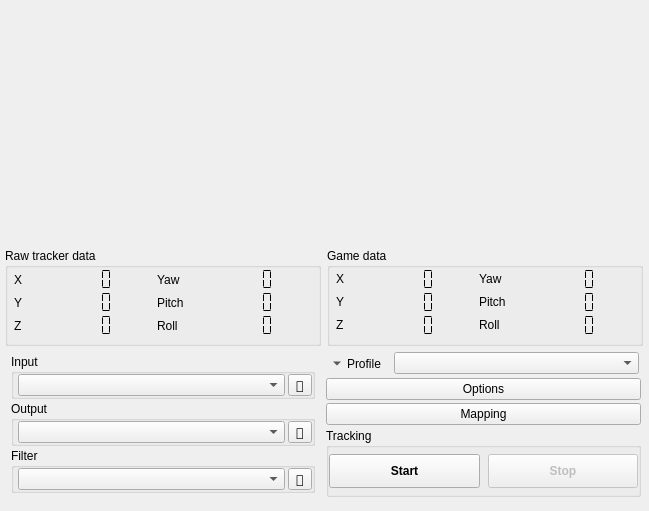
Before: the Qt Designer form opentrack/main-window.ui in opentrack/opentrack, drawn with Qt 5.
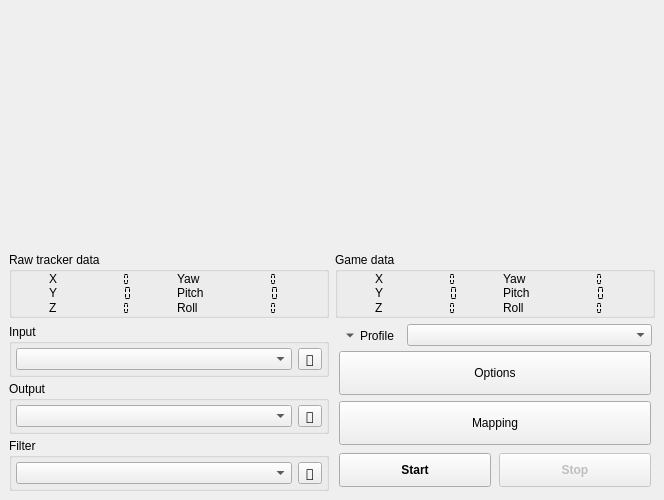
After: the same form once the commit is applied. Icons and pictures are not drawn. Custom widgets are drawn as their Qt base class.

Commit message:
opentrack: use grid layout in main window
It's no longer necessary to use fixed vertical size for individual
widgets.

```diff
--- a/opentrack/main-window.ui
+++ b/opentrack/main-window.ui
@@ -7,12 +7,12 @@
    <rect>
     <x>0</x>
     <y>0</y>
-    <width>649</width>
-    <height>511</height>
+    <width>664</width>
+    <height>500</height>
    </rect>
   </property>
   <property name="sizePolicy">
-   <sizepolicy hsizetype="Fixed" vsizetype="Preferred">
+   <sizepolicy hsizetype="Maximum" vsizetype="Maximum">
     <horstretch>0</horstretch>
     <verstretch>0</verstretch>
    </sizepolicy>
@@ -33,97 +33,25 @@
   </property>
   <widget class="QWidget" name="content">
    <property name="sizePolicy">
-    <sizepolicy hsizetype="Preferred" vsizetype="Preferred">
-     <horstretch>0</horstretch>
-     <verstretch>0</verstretch>
-    </sizepolicy>
-   </property>
-   <layout class="QHBoxLayout" name="horizontalLayout_5">
-    <property name="spacing">
-     <number>0</number>
-    </property>
-    <property name="leftMargin">
-     <number>0</number>
-    </property>
-    <property name="topMargin">
-     <number>0</number>
-    </property>
-    <property name="rightMargin">
-     <number>6</number>
-    </property>
-    <property name="bottomMargin">
-     <number>6</number>
-    </property>
-    <item>
-     <widget class="QFrame" name="frame">
-      <property name="sizePolicy">
        <sizepolicy hsizetype="Maximum" vsizetype="Maximum">
         <horstretch>0</horstretch>
         <verstretch>0</verstretch>
        </sizepolicy>
       </property>
-      <property name="frameShape">
-       <enum>QFrame::NoFrame</enum>
-      </property>
-      <property name="frameShadow">
-       <enum>QFrame::Raised</enum>
-      </property>
-      <property name="lineWidth">
-       <number>0</number>
-      </property>
-      <layout class="QVBoxLayout" name="verticalLayout_5">
-       <property name="spacing">
-        <number>0</number>
-       </property>
+   <layout class="QGridLayout" name="gridLayout_2">
        <property name="leftMargin">
-        <number>0</number>
+     <number>9</number>
        </property>
        <property name="topMargin">
-        <number>0</number>
+     <number>6</number>
        </property>
        <property name="rightMargin">
-        <number>0</number>
+     <number>9</number>
        </property>
        <property name="bottomMargin">
-        <number>0</number>
-       </property>
-       <item alignment="Qt::AlignLeft|Qt::AlignTop">
-        <widget class="QWidget" name="top" native="true">
-         <property name="sizePolicy">
-          <sizepolicy hsizetype="Maximum" vsizetype="Expanding">
-           <horstretch>0</horstretch>
-           <verstretch>0</verstretch>
-          </sizepolicy>
-         </property>
-         <property name="minimumSize">
-          <size>
-           <width>0</width>
-           <height>240</height>
-          </size>
-         </property>
-         <property name="maximumSize">
-          <size>
-           <width>640</width>
-           <height>16777215</height>
-          </size>
-         </property>
-         <layout class="QHBoxLayout" name="horizontalLayout_2">
-          <property name="spacing">
-           <number>0</number>
-          </property>
-          <property name="leftMargin">
-           <number>0</number>
-          </property>
-          <property name="topMargin">
-           <number>0</number>
-          </property>
-          <property name="rightMargin">
-           <number>0</number>
-          </property>
-          <property name="bottomMargin">
-           <number>4</number>
-          </property>
-          <item alignment="Qt::AlignLeft|Qt::AlignTop">
+     <number>9</number>
+    </property>
+    <item row="0" column="0">
            <widget class="QFrame" name="video_feed">
             <property name="sizePolicy">
              <sizepolicy hsizetype="Fixed" vsizetype="Fixed">
@@ -228,7 +156,7 @@
             </widget>
            </widget>
           </item>
-          <item>
+    <item row="0" column="1">
            <widget class="pose_widget" name="pose_display" native="true">
             <property name="sizePolicy">
              <sizepolicy hsizetype="Fixed" vsizetype="Fixed">
@@ -244,47 +172,8 @@
             </property>
            </widget>
           </item>
-         </layout>
-        </widget>
-       </item>
-       <item>
-        <widget class="QFrame" name="top_display">
-         <property name="sizePolicy">
-          <sizepolicy hsizetype="Maximum" vsizetype="Fixed">
-           <horstretch>0</horstretch>
-           <verstretch>0</verstretch>
-          </sizepolicy>
-         </property>
-         <property name="frameShape">
-          <enum>QFrame::NoFrame</enum>
-         </property>
-         <property name="lineWidth">
-          <number>0</number>
-         </property>
-         <layout class="QHBoxLayout" name="horizontalLayout_3">
-          <property name="spacing">
-           <number>6</number>
-          </property>
-          <property name="leftMargin">
-           <number>5</number>
-          </property>
-          <property name="topMargin">
-           <number>0</number>
-          </property>
-          <property name="rightMargin">
-           <number>0</number>
-          </property>
-          <property name="bottomMargin">
-           <number>6</number>
-          </property>
-          <item>
+    <item row="1" column="0">
            <widget class="QGroupBox" name="box_raw_headpose">
-            <property name="sizePolicy">
-             <sizepolicy hsizetype="Fixed" vsizetype="Maximum">
-              <horstretch>0</horstretch>
-              <verstretch>0</verstretch>
-             </sizepolicy>
-            </property>
             <property name="minimumSize">
              <size>
               <width>316</width>
@@ -296,7 +185,7 @@
             </property>
             <layout class="QGridLayout" name="gridLayout_12">
              <property name="leftMargin">
-              <number>6</number>
+        <number>0</number>
              </property>
              <property name="topMargin">
               <number>0</number>
@@ -305,7 +194,7 @@
               <number>0</number>
              </property>
              <property name="bottomMargin">
-              <number>6</number>
+        <number>0</number>
              </property>
              <property name="spacing">
               <number>0</number>
@@ -316,7 +205,7 @@
                 <bool>true</bool>
                </property>
                <property name="sizePolicy">
-                <sizepolicy hsizetype="Minimum" vsizetype="Minimum">
+          <sizepolicy hsizetype="Maximum" vsizetype="Maximum">
                  <horstretch>0</horstretch>
                  <verstretch>0</verstretch>
                 </sizepolicy>
@@ -347,7 +236,7 @@
                 <bool>true</bool>
                </property>
                <property name="sizePolicy">
-                <sizepolicy hsizetype="Maximum" vsizetype="Minimum">
+          <sizepolicy hsizetype="Maximum" vsizetype="Maximum">
                  <horstretch>0</horstretch>
                  <verstretch>0</verstretch>
                 </sizepolicy>
@@ -366,7 +255,7 @@
              <item row="1" column="2">
               <widget class="QLabel" name="lblRotY_4">
                <property name="sizePolicy">
-                <sizepolicy hsizetype="Maximum" vsizetype="Minimum">
+          <sizepolicy hsizetype="Maximum" vsizetype="Maximum">
                  <horstretch>0</horstretch>
                  <verstretch>0</verstretch>
                 </sizepolicy>
@@ -385,7 +274,7 @@
                 <bool>true</bool>
                </property>
                <property name="sizePolicy">
-                <sizepolicy hsizetype="Minimum" vsizetype="Minimum">
+          <sizepolicy hsizetype="Maximum" vsizetype="Maximum">
                  <horstretch>0</horstretch>
                  <verstretch>0</verstretch>
                 </sizepolicy>
@@ -416,7 +305,7 @@
                 <bool>true</bool>
                </property>
                <property name="sizePolicy">
-                <sizepolicy hsizetype="Maximum" vsizetype="Minimum">
+          <sizepolicy hsizetype="Maximum" vsizetype="Maximum">
                  <horstretch>0</horstretch>
                  <verstretch>0</verstretch>
                 </sizepolicy>
@@ -435,7 +324,7 @@
              <item row="0" column="0">
               <widget class="QLabel" name="lblX_4">
                <property name="sizePolicy">
-                <sizepolicy hsizetype="Maximum" vsizetype="Minimum">
+          <sizepolicy hsizetype="Maximum" vsizetype="Maximum">
                  <horstretch>0</horstretch>
                  <verstretch>0</verstretch>
                 </sizepolicy>
@@ -454,7 +343,7 @@
                 <bool>true</bool>
                </property>
                <property name="sizePolicy">
-                <sizepolicy hsizetype="Minimum" vsizetype="Minimum">
+          <sizepolicy hsizetype="Maximum" vsizetype="Maximum">
                  <horstretch>0</horstretch>
                  <verstretch>0</verstretch>
                 </sizepolicy>
@@ -482,7 +371,7 @@
              <item row="2" column="2">
               <widget class="QLabel" name="lblRotZ_4">
                <property name="sizePolicy">
-                <sizepolicy hsizetype="Maximum" vsizetype="Minimum">
+          <sizepolicy hsizetype="Maximum" vsizetype="Maximum">
                  <horstretch>0</horstretch>
                  <verstretch>0</verstretch>
                 </sizepolicy>
@@ -498,7 +387,7 @@
              <item row="0" column="2">
               <widget class="QLabel" name="lblRotX_4">
                <property name="sizePolicy">
-                <sizepolicy hsizetype="Maximum" vsizetype="Minimum">
+          <sizepolicy hsizetype="Maximum" vsizetype="Maximum">
                  <horstretch>0</horstretch>
                  <verstretch>0</verstretch>
                 </sizepolicy>
@@ -517,7 +406,7 @@
                 <bool>true</bool>
                </property>
                <property name="sizePolicy">
-                <sizepolicy hsizetype="Minimum" vsizetype="Minimum">
+          <sizepolicy hsizetype="Maximum" vsizetype="Maximum">
                  <horstretch>0</horstretch>
                  <verstretch>0</verstretch>
                 </sizepolicy>
@@ -548,7 +437,7 @@
                 <bool>true</bool>
                </property>
                <property name="sizePolicy">
-                <sizepolicy hsizetype="Minimum" vsizetype="Minimum">
+          <sizepolicy hsizetype="Maximum" vsizetype="Maximum">
                  <horstretch>0</horstretch>
                  <verstretch>0</verstretch>
                 </sizepolicy>
@@ -579,7 +468,7 @@
                 <bool>true</bool>
                </property>
                <property name="sizePolicy">
-                <sizepolicy hsizetype="Minimum" vsizetype="Minimum">
+          <sizepolicy hsizetype="Maximum" vsizetype="Maximum">
                  <horstretch>0</horstretch>
                  <verstretch>0</verstretch>
                 </sizepolicy>
@@ -607,14 +496,8 @@
             </layout>
            </widget>
           </item>
-          <item>
+    <item row="1" column="1">
            <widget class="QGroupBox" name="box_mapped_headpose">
-            <property name="sizePolicy">
-             <sizepolicy hsizetype="Fixed" vsizetype="Maximum">
-              <horstretch>0</horstretch>
-              <verstretch>0</verstretch>
-             </sizepolicy>
-            </property>
             <property name="minimumSize">
              <size>
               <width>316</width>
@@ -626,7 +509,7 @@
             </property>
             <layout class="QGridLayout" name="gridLayout_14">
              <property name="leftMargin">
-              <number>6</number>
+        <number>0</number>
              </property>
              <property name="topMargin">
               <number>0</number>
@@ -635,7 +518,7 @@
               <number>0</number>
              </property>
              <property name="bottomMargin">
-              <number>6</number>
+        <number>0</number>
              </property>
              <property name="spacing">
               <number>0</number>
@@ -646,7 +529,7 @@
                 <bool>true</bool>
                </property>
                <property name="sizePolicy">
-                <sizepolicy hsizetype="Minimum" vsizetype="Minimum">
+          <sizepolicy hsizetype="Maximum" vsizetype="Maximum">
                  <horstretch>0</horstretch>
                  <verstretch>0</verstretch>
                 </sizepolicy>
@@ -677,7 +560,7 @@
                 <bool>true</bool>
                </property>
                <property name="sizePolicy">
-                <sizepolicy hsizetype="Minimum" vsizetype="Minimum">
+          <sizepolicy hsizetype="Maximum" vsizetype="Maximum">
                  <horstretch>0</horstretch>
                  <verstretch>0</verstretch>
                 </sizepolicy>
@@ -708,7 +591,7 @@
                 <bool>true</bool>
                </property>
                <property name="sizePolicy">
-                <sizepolicy hsizetype="Minimum" vsizetype="Minimum">
+          <sizepolicy hsizetype="Maximum" vsizetype="Maximum">
                  <horstretch>0</horstretch>
                  <verstretch>0</verstretch>
                 </sizepolicy>
@@ -777,7 +660,7 @@
                 <bool>true</bool>
                </property>
                <property name="sizePolicy">
-                <sizepolicy hsizetype="Minimum" vsizetype="Minimum">
+          <sizepolicy hsizetype="Maximum" vsizetype="Maximum">
                  <horstretch>0</horstretch>
                  <verstretch>0</verstretch>
                 </sizepolicy>
@@ -878,7 +761,7 @@
                 <bool>true</bool>
                </property>
                <property name="sizePolicy">
-                <sizepolicy hsizetype="Minimum" vsizetype="Minimum">
+          <sizepolicy hsizetype="Maximum" vsizetype="Maximum">
                  <horstretch>0</horstretch>
                  <verstretch>0</verstretch>
                 </sizepolicy>
@@ -909,7 +792,7 @@
                 <bool>true</bool>
                </property>
                <property name="sizePolicy">
-                <sizepolicy hsizetype="Minimum" vsizetype="Minimum">
+          <sizepolicy hsizetype="Maximum" vsizetype="Maximum">
                  <horstretch>0</horstretch>
                  <verstretch>0</verstretch>
                 </sizepolicy>
@@ -937,43 +820,10 @@
             </layout>
            </widget>
           </item>
-         </layout>
-        </widget>
-       </item>
-       <item>
-        <widget class="QFrame" name="bottom_controls">
+    <item row="2" column="1">
+     <widget class="QWidget" name="groupControls" native="true">
          <property name="sizePolicy">
-          <sizepolicy hsizetype="Minimum" vsizetype="Fixed">
-           <horstretch>0</horstretch>
-           <verstretch>0</verstretch>
-          </sizepolicy>
-         </property>
-         <property name="maximumSize">
-          <size>
-           <width>16777215</width>
-           <height>180</height>
-          </size>
-         </property>
-         <layout class="QGridLayout" name="gridLayout_2">
-          <property name="leftMargin">
-           <number>6</number>
-          </property>
-          <property name="topMargin">
-           <number>0</number>
-          </property>
-          <property name="rightMargin">
-           <number>0</number>
-          </property>
-          <property name="bottomMargin">
-           <number>0</number>
-          </property>
-          <property name="spacing">
-           <number>6</number>
-          </property>
-          <item row="0" column="1">
-           <widget class="QFrame" name="groupWindows">
-            <property name="sizePolicy">
-             <sizepolicy hsizetype="Fixed" vsizetype="Preferred">
+       <sizepolicy hsizetype="Preferred" vsizetype="Minimum">
               <horstretch>4</horstretch>
               <verstretch>0</verstretch>
              </sizepolicy>
@@ -984,12 +834,9 @@
               <height>0</height>
              </size>
             </property>
-            <property name="lineWidth">
-             <number>0</number>
-            </property>
             <layout class="QVBoxLayout" name="verticalLayout_3">
              <property name="spacing">
-              <number>3</number>
+        <number>4</number>
              </property>
              <property name="leftMargin">
               <number>0</number>
@@ -1004,9 +851,9 @@
               <number>0</number>
              </property>
              <item>
-              <widget class="QFrame" name="groupProfile">
+        <widget class="QWidget" name="groupProfile" native="true">
                <property name="sizePolicy">
-                <sizepolicy hsizetype="Maximum" vsizetype="Maximum">
+          <sizepolicy hsizetype="Expanding" vsizetype="Maximum">
                  <horstretch>0</horstretch>
                  <verstretch>0</verstretch>
                 </sizepolicy>
@@ -1016,13 +863,13 @@
                  <number>0</number>
                 </property>
                 <property name="leftMargin">
-                 <number>0</number>
+           <number>4</number>
                 </property>
                 <property name="topMargin">
                  <number>0</number>
                 </property>
                 <property name="rightMargin">
-                 <number>0</number>
+           <number>4</number>
                 </property>
                 <property name="bottomMargin">
                  <number>0</number>
@@ -1061,7 +908,7 @@
                 <item>
                  <widget class="QComboBox" name="iconcomboProfile">
                   <property name="sizePolicy">
-                   <sizepolicy hsizetype="Preferred" vsizetype="Maximum">
+             <sizepolicy hsizetype="Minimum" vsizetype="Maximum">
                     <horstretch>0</horstretch>
                     <verstretch>0</verstretch>
                    </sizepolicy>
@@ -1084,9 +931,24 @@
               </widget>
              </item>
              <item>
+        <widget class="QWidget" name="groupOptions" native="true">
+         <layout class="QVBoxLayout" name="verticalLayout_2">
+          <property name="leftMargin">
+           <number>4</number>
+          </property>
+          <property name="topMargin">
+           <number>0</number>
+          </property>
+          <property name="rightMargin">
+           <number>4</number>
+          </property>
+          <property name="bottomMargin">
+           <number>0</number>
+          </property>
+          <item>
               <widget class="QPushButton" name="btnShortcuts">
                <property name="sizePolicy">
-                <sizepolicy hsizetype="Expanding" vsizetype="Maximum">
+             <sizepolicy hsizetype="Expanding" vsizetype="Minimum">
                  <horstretch>0</horstretch>
                  <verstretch>0</verstretch>
                 </sizepolicy>
@@ -1109,7 +971,7 @@
              <item>
               <widget class="QPushButton" name="btnEditCurves">
                <property name="sizePolicy">
-                <sizepolicy hsizetype="Expanding" vsizetype="Maximum">
+             <sizepolicy hsizetype="Expanding" vsizetype="Minimum">
                  <horstretch>0</horstretch>
                  <verstretch>0</verstretch>
                 </sizepolicy>
@@ -1129,8 +991,11 @@
                </property>
               </widget>
              </item>
+         </layout>
+        </widget>
+       </item>
              <item>
-              <widget class="QGroupBox" name="groupStartStop">
+        <widget class="QWidget" name="groupStartStop" native="true">
                <property name="sizePolicy">
                 <sizepolicy hsizetype="MinimumExpanding" vsizetype="Maximum">
                  <horstretch>4</horstretch>
@@ -1143,27 +1008,21 @@
                  <height>0</height>
                 </size>
                </property>
-               <property name="title">
-                <string>Tracking</string>
-               </property>
-               <property name="flat">
-                <bool>true</bool>
-               </property>
                <layout class="QHBoxLayout" name="horizontalLayout_4">
                 <property name="spacing">
                  <number>8</number>
                 </property>
                 <property name="leftMargin">
-                 <number>0</number>
+           <number>4</number>
                 </property>
                 <property name="topMargin">
-                 <number>6</number>
+           <number>4</number>
                 </property>
                 <property name="rightMargin">
-                 <number>0</number>
+           <number>4</number>
                 </property>
                 <property name="bottomMargin">
-                 <number>6</number>
+           <number>4</number>
                 </property>
                 <item>
                  <widget class="QToolButton" name="btnStartTracker">
@@ -1224,10 +1083,10 @@
             </layout>
            </widget>
           </item>
-          <item row="0" column="0">
-           <widget class="QFrame" name="frame_2">
+    <item row="2" column="0">
+     <widget class="QWidget" name="modules" native="true">
             <property name="sizePolicy">
-             <sizepolicy hsizetype="Maximum" vsizetype="Preferred">
+       <sizepolicy hsizetype="Expanding" vsizetype="Minimum">
               <horstretch>0</horstretch>
               <verstretch>0</verstretch>
              </sizepolicy>
@@ -1238,36 +1097,24 @@
               <height>0</height>
              </size>
             </property>
-            <property name="frameShape">
-             <enum>QFrame::NoFrame</enum>
-            </property>
-            <property name="frameShadow">
-             <enum>QFrame::Raised</enum>
-            </property>
             <layout class="QVBoxLayout" name="verticalLayout">
              <property name="spacing">
-              <number>2</number>
+        <number>4</number>
              </property>
              <property name="leftMargin">
-              <number>3</number>
+        <number>0</number>
              </property>
              <property name="topMargin">
-              <number>2</number>
+        <number>0</number>
              </property>
              <property name="rightMargin">
-              <number>3</number>
+        <number>0</number>
              </property>
              <property name="bottomMargin">
-              <number>8</number>
+        <number>0</number>
              </property>
              <item>
-              <widget class="QGroupBox" name="groupTrackerSource">
-               <property name="sizePolicy">
-                <sizepolicy hsizetype="Expanding" vsizetype="Preferred">
-                 <horstretch>0</horstretch>
-                 <verstretch>0</verstretch>
-                </sizepolicy>
-               </property>
+        <widget class="QGroupBox" name="groupTracker">
                <property name="title">
                 <string>Input</string>
                </property>
@@ -1276,16 +1123,16 @@
                  <number>4</number>
                 </property>
                 <property name="topMargin">
-                 <number>0</number>
+           <number>4</number>
                 </property>
                 <property name="rightMargin">
-                 <number>0</number>
+           <number>4</number>
                 </property>
                 <property name="bottomMargin">
-                 <number>0</number>
+           <number>4</number>
                 </property>
                 <property name="horizontalSpacing">
-                 <number>3</number>
+           <number>6</number>
                 </property>
                 <property name="verticalSpacing">
                  <number>0</number>
@@ -1336,13 +1183,7 @@
               </widget>
              </item>
              <item>
-              <widget class="QGroupBox" name="groupGameProtocol">
-               <property name="sizePolicy">
-                <sizepolicy hsizetype="Expanding" vsizetype="Preferred">
-                 <horstretch>0</horstretch>
-                 <verstretch>0</verstretch>
-                </sizepolicy>
-               </property>
+        <widget class="QGroupBox" name="groupProto">
                <property name="title">
                 <string>Output</string>
                </property>
@@ -1351,16 +1192,16 @@
                  <number>4</number>
                 </property>
                 <property name="topMargin">
-                 <number>0</number>
+           <number>4</number>
                 </property>
                 <property name="rightMargin">
-                 <number>0</number>
+           <number>4</number>
                 </property>
                 <property name="bottomMargin">
-                 <number>0</number>
+           <number>4</number>
                 </property>
                 <property name="horizontalSpacing">
-                 <number>3</number>
+           <number>6</number>
                 </property>
                 <property name="verticalSpacing">
                  <number>0</number>
@@ -1412,12 +1253,6 @@
              </item>
              <item>
               <widget class="QGroupBox" name="groupFilter">
-               <property name="sizePolicy">
-                <sizepolicy hsizetype="Expanding" vsizetype="Preferred">
-                 <horstretch>0</horstretch>
-                 <verstretch>0</verstretch>
-                </sizepolicy>
-               </property>
                <property name="title">
                 <string>Filter</string>
                </property>
@@ -1426,16 +1261,16 @@
                  <number>4</number>
                 </property>
                 <property name="topMargin">
-                 <number>0</number>
+           <number>4</number>
                 </property>
                 <property name="rightMargin">
-                 <number>0</number>
+           <number>4</number>
                 </property>
                 <property name="bottomMargin">
-                 <number>0</number>
+           <number>4</number>
                 </property>
                 <property name="horizontalSpacing">
-                 <number>3</number>
+           <number>6</number>
                 </property>
                 <property name="verticalSpacing">
                  <number>0</number>
@@ -1490,12 +1325,6 @@
           </item>
          </layout>
         </widget>
-       </item>
-      </layout>
-     </widget>
-    </item>
-   </layout>
-  </widget>
  </widget>
  <customwidgets>
   <customwidget>
```
Left out of the diff: 8 changed lines with no effect on the pictures. Lines whose indentation alone changed are shown as unchanged.
